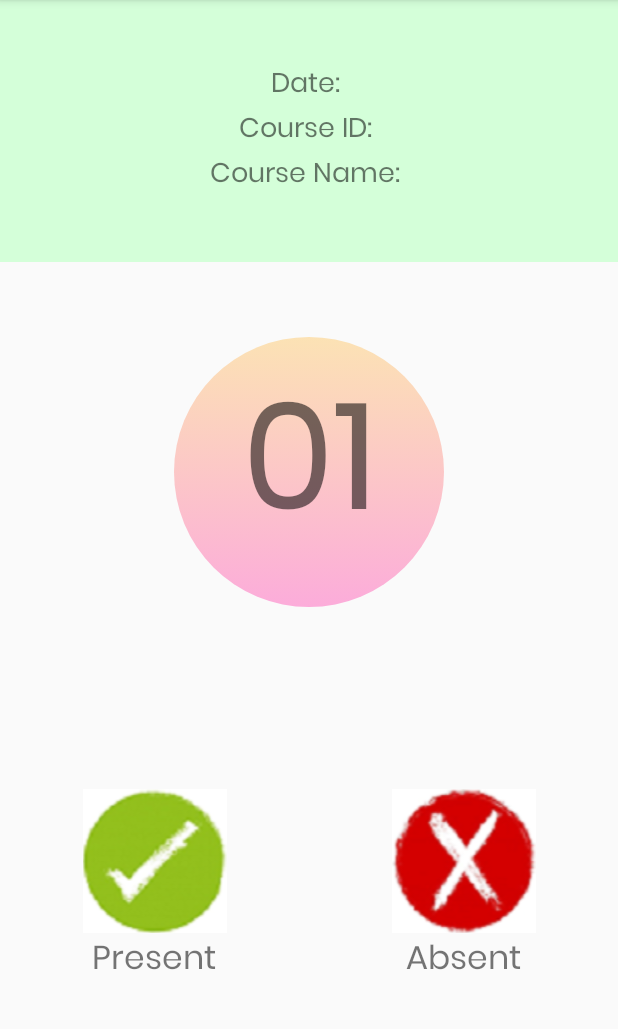
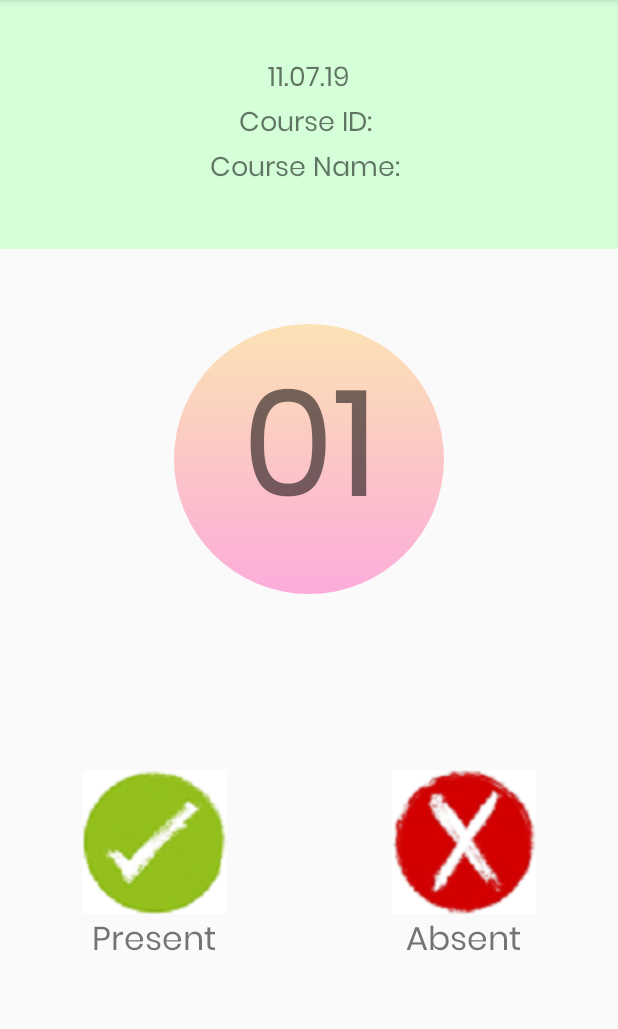
Before and after one commit to mahfuznow/smart-attendance-system, an Android app: the Attendance screen opened directly, with no data from a screen before it, on a phone screen of 412 x 824 dp, the part 84-1113 px from its top. Run offline under Robolectric (Android 15) with nearby library versions, the phone set to English and light mode, and no system bars; our stand-ins replace Firebase (no records; nobody signed in at launch, a user with empty details on screens opened directly); libraries missing offline, so code that uses them is left out: com.google.firestore.admin; 1 statement that could not run was skipped.

Commit message:
attendance implemented

```diff
--- a/app/src/main/java/just/cse/mahfuz/eas/Attendance.java
+++ b/app/src/main/java/just/cse/mahfuz/eas/Attendance.java
@@ -1,13 +1,189 @@
 package just.cse.mahfuz.eas;
 
+import android.app.ProgressDialog;
+import android.support.annotation.NonNull;
 import android.support.v7.app.AppCompatActivity;
 import android.os.Bundle;
+import android.text.format.DateFormat;
+import android.util.Log;
+import android.view.View;
+import android.widget.ImageView;
+import android.widget.TextView;
+import android.widget.Toast;
+
+import com.google.android.gms.tasks.OnCompleteListener;
+import com.google.android.gms.tasks.Task;
+import com.google.firebase.firestore.FirebaseFirestore;
+import com.google.firebase.firestore.QueryDocumentSnapshot;
+import com.google.firebase.firestore.QuerySnapshot;
+import com.google.firestore.admin.v1beta1.Progress;
+
+import java.util.ArrayList;
+import java.util.HashMap;
+import java.util.List;
+import java.util.Map;
 
 public class Attendance extends AppCompatActivity {
+
+    TextView date, courseID, courseName, roll;
+    ImageView present, absent;
+
+    String sDept, sYear, sSemester;
+    String sDate, sCourseID, sCourseName;
+    List<String> sRoll;
+
+    int iRoll=0;
+
+    ProgressDialog progressDialog;
+
+    FirebaseFirestore firebaseFirestore;
 
     @Override
     protected void onCreate(Bundle savedInstanceState) {
         super.onCreate(savedInstanceState);
         setContentView(R.layout.activity_attendance);
+
+        date = findViewById(R.id.date);
+        courseID = findViewById(R.id.courseID);
+        courseName = findViewById(R.id.courseName);
+        roll = findViewById(R.id.roll);
+        present = findViewById(R.id.present);
+        absent = findViewById(R.id.absent);
+
+        firebaseFirestore = FirebaseFirestore.getInstance();
+        progressDialog = new ProgressDialog(Attendance.this);
+
+        try {
+            sDept = getIntent().getExtras().getString("dept");
+            sYear = getIntent().getExtras().getString("year");
+            sSemester = getIntent().getExtras().getString("semester");
+        } catch (Exception e) {
+            sDept="cse";
+            sYear="3";
+            sSemester="1";
+            sCourseID="CSE-3201";
+        }
+
+        final String timeInMill=String.valueOf(System.currentTimeMillis());
+        sDate= DateFormat.format("dd.MM.yy", Long.parseLong(timeInMill)).toString();
+
+        date.setText(sDate);
+
+        sRoll= new ArrayList<>();
+
+        firebaseFirestore.collection("university").document("just")
+                .collection("a")
+                .document(sDept)
+                .collection(sYear)
+                .document(sSemester)
+                .collection("student")
+                .get()
+                .addOnCompleteListener(new OnCompleteListener<QuerySnapshot>() {
+                    @Override
+                    public void onComplete(@NonNull Task<QuerySnapshot> task) {
+
+                        //;
+
+                        if (task.isSuccessful()) {
+                            for (QueryDocumentSnapshot document : task.getResult()) {
+
+                                if (task.getResult().isEmpty()) {
+                                    Log.d("Error", "onSuccess: LIST EMPTY");
+
+                                    return;
+                                } else {
+                                    sRoll.add(document.getId());
+                                    Log.e("Error",  document.getId());
+
+                                }
+                            }
+                            roll.setText(sRoll.get(iRoll));
+                        } else {
+                            Log.e("Error", "Error getting documents: ", task.getException());
+                            progressDialog.dismiss();
+
+                        }
+                    }
+
+                });
+
+
+
+
+        present.setOnClickListener(new View.OnClickListener() {
+            @Override
+            public void onClick(View v) {
+                progressDialog.setMessage("Submiting..");
+                progressDialog.show();
+
+                Map<String,Object> attendance= new HashMap<>();
+                attendance.put("attendance","present");
+                firebaseFirestore.collection("university").document("just")
+                        .collection("a")
+                        .document("cse")
+                        .collection(sYear)
+                        .document(sSemester)
+                        .collection("course")
+                        .document(sCourseID)
+                        .collection(roll.getText().toString())
+                        .document(sDate).set(attendance)
+                    .addOnCompleteListener(new OnCompleteListener<Void>() {
+                        @Override
+                        public void onComplete(@NonNull Task<Void> task) {
+                            progressDialog.dismiss();
+                            Toast.makeText(Attendance.this,"Done",Toast.LENGTH_SHORT).show();
+                            if (iRoll>roll.length()+1) {
+                                Toast.makeText(Attendance.this,"Attendance Completed",Toast.LENGTH_SHORT).show();
+                                finish();
+                            }
+                            else {
+                                iRoll++;
+                                roll.setText(sRoll.get(iRoll));
+                            }
+                        }
+                    })
+                ;
+            }
+        });
+
+
+        absent.setOnClickListener(new View.OnClickListener() {
+            @Override
+            public void onClick(View v) {
+                progressDialog.setMessage("Submiting..");
+                progressDialog.show();
+
+                Map<String,Object> attendance= new HashMap<>();
+                attendance.put("attendance","absent");
+                firebaseFirestore.collection("university").document("just")
+                        .collection("a")
+                        .document("cse")
+                        .collection(sYear)
+                        .document(sSemester)
+                        .collection("course")
+                        .document(sCourseID)
+                        .collection(roll.getText().toString())
+                        .document(sDate).set(attendance)
+                        .addOnCompleteListener(new OnCompleteListener<Void>() {
+                            @Override
+                            public void onComplete(@NonNull Task<Void> task) {
+                                progressDialog.dismiss();
+                                Toast.makeText(Attendance.this,"Done",Toast.LENGTH_SHORT).show();
+
+                                if (iRoll>roll.length()+1) {
+                                    Toast.makeText(Attendance.this,"Attendance Completed",Toast.LENGTH_SHORT).show();
+                                    finish();
+                                }
+                                else {
+                                    iRoll++;
+                                    roll.setText(sRoll.get(iRoll));
+                                }
+
+                            }
+                        })
+                ;
+            }
+        });
+
     }
 }
--- a/app/src/main/java/just/cse/mahfuz/eas/HomeActivity.java
+++ b/app/src/main/java/just/cse/mahfuz/eas/HomeActivity.java
@@ -149,7 +149,7 @@ public class HomeActivity extends AppCompatActivity {
             finish();
         }
         if (id==R.id.logout) {
-            progressDialog.setMessage("logging In ...");
+            progressDialog.setMessage("logging Out ...");
             progressDialog.show();
             auth.signOut();
             progressDialog.dismiss();
--- a/app/src/main/res/layout/activity_attendance.xml
+++ b/app/src/main/res/layout/activity_attendance.xml
@@ -6,7 +6,7 @@
     android:layout_height="match_parent"
     android:gravity="center_horizontal"
     android:orientation="vertical"
-    android:weightSum="5"
+    android:weightSum="5.5"
     tools:context=".Attendance">
 
 
@@ -62,6 +62,7 @@
         android:background="@drawable/circlet">
 
         <TextView
+            android:id="@+id/roll"
             android:layout_width="match_parent"
             android:layout_height="match_parent"
             android:fontFamily="@font/regular"
@@ -73,9 +74,9 @@
     <LinearLayout
         android:layout_width="match_parent"
         android:layout_height="0dp"
-        android:layout_weight="2"
+        android:layout_weight="2.5"
         android:layout_gravity="center"
-        android:layout_marginTop="100dp"
+        android:layout_marginTop="80dp"
         android:gravity="center"
         android:orientation="horizontal"
         android:weightSum="2">
@@ -88,6 +89,7 @@
             android:orientation="vertical">
 
             <ImageView
+                android:id="@+id/present"
                 android:layout_width="match_parent"
                 android:layout_height="match_parent"
                 android:src="@drawable/present" />
@@ -109,6 +111,7 @@
             android:orientation="vertical">
 
             <ImageView
+                android:id="@+id/absent"
                 android:layout_width="match_parent"
                 android:layout_height="match_parent"
                 android:src="@drawable/absent" />
```
